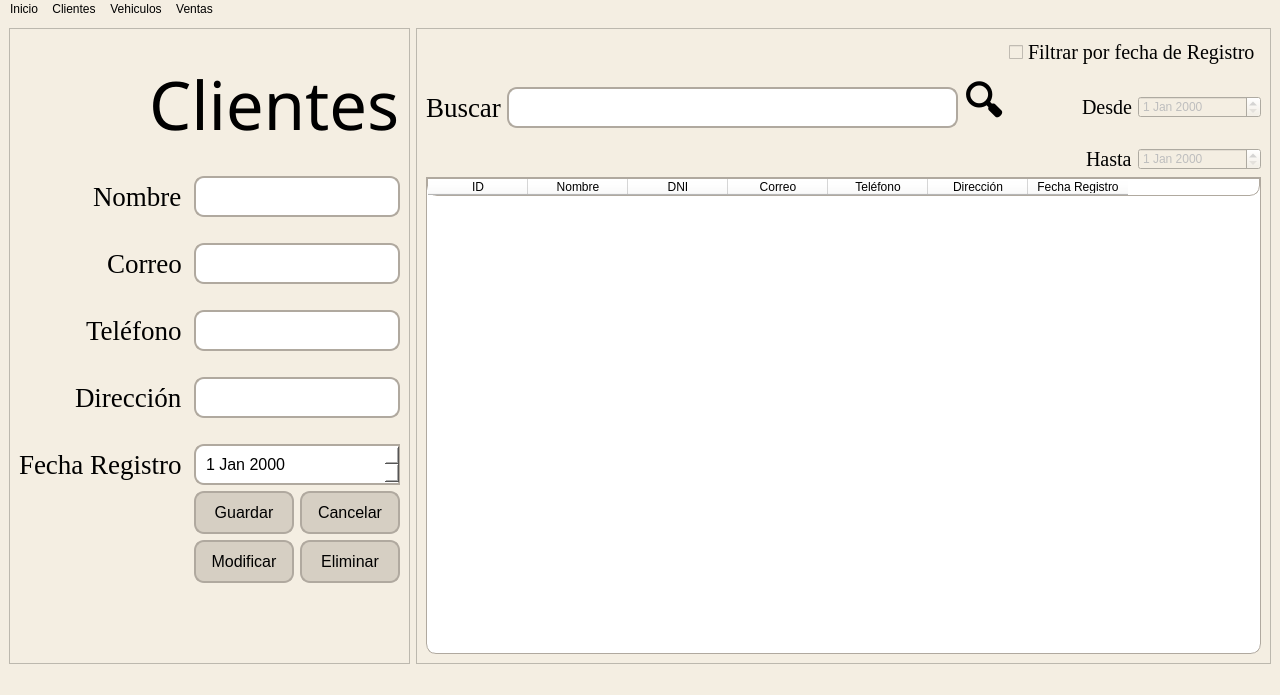
This is src/gui/cliente_2.ui in GabrielTrejo1/Prueba as Qt 5 draws it before an edit. The edited form follows.
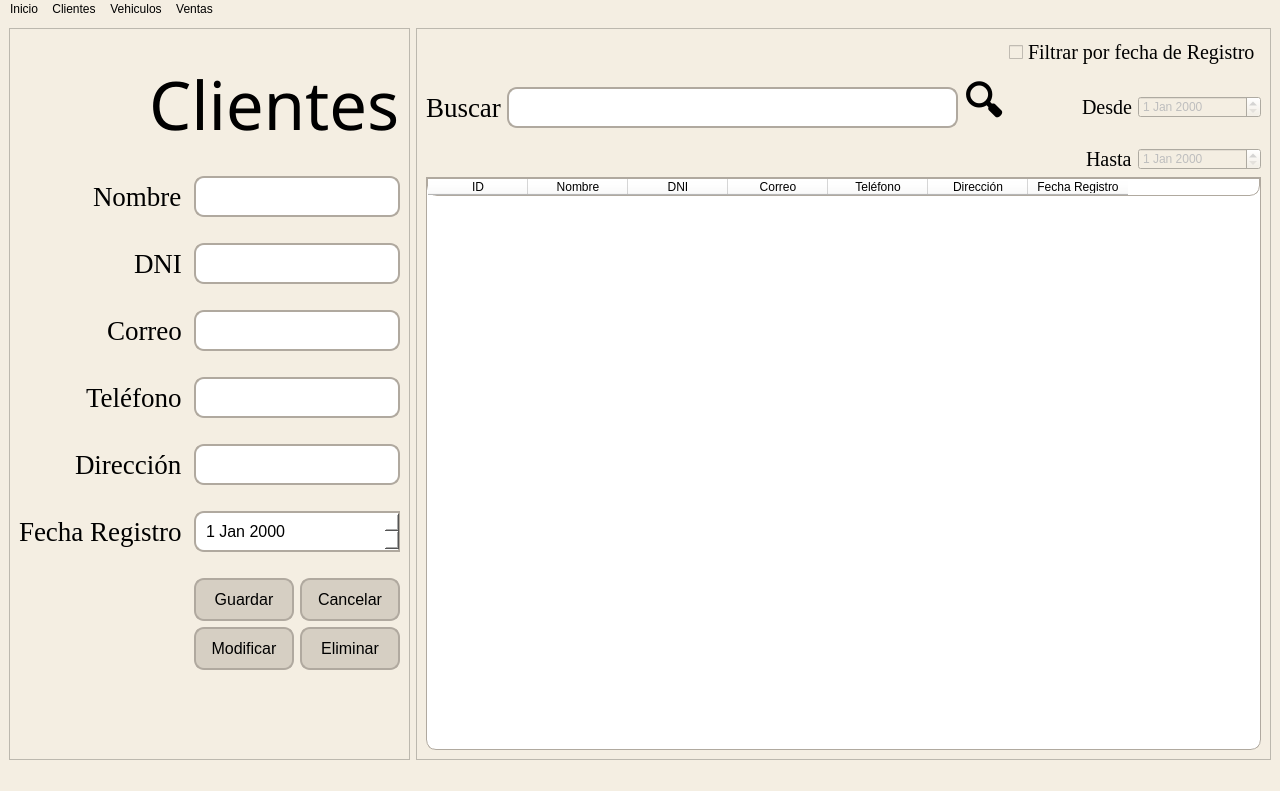
This is the edited form. Icons and pictures are not drawn.

What changed in the file:
```diff
--- a/src/gui/cliente_2.ui
+++ b/src/gui/cliente_2.ui
@@ -10,7 +10,7 @@
     <x>0</x>
     <y>0</y>
     <width>1280</width>
-    <height>695</height>
+    <height>791</height>
    </rect>
   </property>
   <property name="windowTitle">
@@ -34,109 +34,6 @@
        <enum>QFrame::Raised</enum>
       </property>
       <layout class="QGridLayout" name="gridLayout_3">
-       <item row="1" column="1">
-        <widget class="QLineEdit" name="txtBuscar">
-         <property name="font">
-          <font>
-           <pointsize>12</pointsize>
-          </font>
-         </property>
-         <property name="styleSheet">
-          <string notr="true">    QLineEdit {
-        background-color: #ffffff;
-        border: 2px solid #b0a99f;
-        border-radius: 10px;
-        padding: 8px;
-    }</string>
-         </property>
-        </widget>
-       </item>
-       <item row="1" column="2">
-        <widget class="QPushButton" name="btnBuscar">
-         <property name="font">
-          <font>
-           <pointsize>30</pointsize>
-           <weight>75</weight>
-           <bold>true</bold>
-          </font>
-         </property>
-         <property name="cursor">
-          <cursorShape>PointingHandCursor</cursorShape>
-         </property>
-         <property name="layoutDirection">
-          <enum>Qt::LeftToRight</enum>
-         </property>
-         <property name="styleSheet">
-          <string notr="true">background-color: transparent;
-border-radius: 25px;</string>
-         </property>
-         <property name="text">
-          <string>🔍</string>
-         </property>
-        </widget>
-       </item>
-       <item row="1" column="0">
-        <widget class="QLabel" name="label_7">
-         <property name="font">
-          <font>
-           <family>Liberation Serif</family>
-           <pointsize>20</pointsize>
-           <weight>50</weight>
-           <bold>false</bold>
-          </font>
-         </property>
-         <property name="styleSheet">
-          <string notr="true">background-color: transparent;
-color: black</string>
-         </property>
-         <property name="text">
-          <string>Buscar</string>
-         </property>
-        </widget>
-       </item>
-       <item row="2" column="3" alignment="Qt::AlignRight">
-        <widget class="QLabel" name="label_9">
-         <property name="font">
-          <font>
-           <family>Liberation Serif</family>
-           <pointsize>15</pointsize>
-          </font>
-         </property>
-         <property name="text">
-          <string>Hasta</string>
-         </property>
-        </widget>
-       </item>
-       <item row="1" column="4">
-        <widget class="QDateEdit" name="dtpFechaDesde">
-         <property name="enabled">
-          <bool>false</bool>
-         </property>
-         <property name="styleSheet">
-          <string notr="true">QLineEdit {
-        background-color: #ffffff; /* Color de fondo del QLineEdit */
-        border: 2px solid #b0a99f; /* Borde del QLineEdit */
-        border-radius: 10px; /* Bordes redondeados */
-        padding: 8px; /* Espaciado interno */
-        font-size: 14px; /* Tamaño de la fuente */
-        color: #333; /* Color del texto */
-    }</string>
-         </property>
-        </widget>
-       </item>
-       <item row="1" column="3" alignment="Qt::AlignRight">
-        <widget class="QLabel" name="label_8">
-         <property name="font">
-          <font>
-           <family>Liberation Serif</family>
-           <pointsize>15</pointsize>
-          </font>
-         </property>
-         <property name="text">
-          <string>Desde</string>
-         </property>
-        </widget>
-       </item>
        <item row="0" column="3" colspan="2">
         <widget class="QCheckBox" name="checkBox">
          <property name="font">
@@ -158,6 +55,12 @@
            <height>0</height>
           </size>
          </property>
+         <property name="font">
+          <font>
+           <pointsize>12</pointsize>
+           <kerning>true</kerning>
+          </font>
+         </property>
          <property name="cursor" stdset="0">
           <cursorShape>ArrowCursor</cursorShape>
          </property>
@@ -187,9 +90,33 @@
          <property name="selectionBehavior">
           <enum>QAbstractItemView::SelectRows</enum>
          </property>
+         <property name="showGrid">
+          <bool>true</bool>
+         </property>
          <property name="sortingEnabled">
           <bool>true</bool>
          </property>
+         <property name="wordWrap">
+          <bool>true</bool>
+         </property>
+         <property name="cornerButtonEnabled">
+          <bool>true</bool>
+         </property>
+         <attribute name="horizontalHeaderVisible">
+          <bool>true</bool>
+         </attribute>
+         <attribute name="horizontalHeaderHighlightSections">
+          <bool>true</bool>
+         </attribute>
+         <attribute name="horizontalHeaderShowSortIndicator" stdset="0">
+          <bool>true</bool>
+         </attribute>
+         <attribute name="verticalHeaderVisible">
+          <bool>true</bool>
+         </attribute>
+         <attribute name="verticalHeaderHighlightSections">
+          <bool>true</bool>
+         </attribute>
          <column>
           <property name="text">
            <string>ID</string>
@@ -244,6 +171,109 @@
          </property>
         </widget>
        </item>
+       <item row="1" column="2">
+        <widget class="QPushButton" name="btnBuscar">
+         <property name="font">
+          <font>
+           <pointsize>30</pointsize>
+           <weight>75</weight>
+           <bold>true</bold>
+          </font>
+         </property>
+         <property name="cursor">
+          <cursorShape>PointingHandCursor</cursorShape>
+         </property>
+         <property name="layoutDirection">
+          <enum>Qt::LeftToRight</enum>
+         </property>
+         <property name="styleSheet">
+          <string notr="true">background-color: transparent;
+border-radius: 25px;</string>
+         </property>
+         <property name="text">
+          <string>🔍</string>
+         </property>
+        </widget>
+       </item>
+       <item row="1" column="0">
+        <widget class="QLabel" name="label_7">
+         <property name="font">
+          <font>
+           <family>Liberation Serif</family>
+           <pointsize>20</pointsize>
+           <weight>50</weight>
+           <bold>false</bold>
+          </font>
+         </property>
+         <property name="styleSheet">
+          <string notr="true">background-color: transparent;
+color: black</string>
+         </property>
+         <property name="text">
+          <string>Buscar</string>
+         </property>
+        </widget>
+       </item>
+       <item row="1" column="1">
+        <widget class="QLineEdit" name="txtBuscar">
+         <property name="font">
+          <font>
+           <pointsize>12</pointsize>
+          </font>
+         </property>
+         <property name="styleSheet">
+          <string notr="true">    QLineEdit {
+        background-color: #ffffff;
+        border: 2px solid #b0a99f;
+        border-radius: 10px;
+        padding: 8px;
+    }</string>
+         </property>
+        </widget>
+       </item>
+       <item row="2" column="3" alignment="Qt::AlignRight">
+        <widget class="QLabel" name="label_9">
+         <property name="font">
+          <font>
+           <family>Liberation Serif</family>
+           <pointsize>15</pointsize>
+          </font>
+         </property>
+         <property name="text">
+          <string>Hasta</string>
+         </property>
+        </widget>
+       </item>
+       <item row="1" column="3" alignment="Qt::AlignRight">
+        <widget class="QLabel" name="label_8">
+         <property name="font">
+          <font>
+           <family>Liberation Serif</family>
+           <pointsize>15</pointsize>
+          </font>
+         </property>
+         <property name="text">
+          <string>Desde</string>
+         </property>
+        </widget>
+       </item>
+       <item row="1" column="4">
+        <widget class="QDateEdit" name="dtpFechaDesde">
+         <property name="enabled">
+          <bool>false</bool>
+         </property>
+         <property name="styleSheet">
+          <string notr="true">QLineEdit {
+        background-color: #ffffff; /* Color de fondo del QLineEdit */
+        border: 2px solid #b0a99f; /* Borde del QLineEdit */
+        border-radius: 10px; /* Bordes redondeados */
+        padding: 8px; /* Espaciado interno */
+        font-size: 14px; /* Tamaño de la fuente */
+        color: #333; /* Color del texto */
+    }</string>
+         </property>
+        </widget>
+       </item>
       </layout>
      </widget>
     </item>
@@ -256,6 +286,25 @@
        <enum>QFrame::Raised</enum>
       </property>
       <layout class="QGridLayout" name="gridLayout_2">
+       <item row="9" column="0" alignment="Qt::AlignRight">
+        <widget class="QLabel" name="label_4">
+         <property name="font">
+          <font>
+           <family>Liberation Serif</family>
+           <pointsize>20</pointsize>
+           <weight>50</weight>
+           <bold>false</bold>
+          </font>
+         </property>
+         <property name="styleSheet">
+          <string notr="true">background-color: transparent;
+color: black</string>
+         </property>
+         <property name="text">
+          <string>Teléfono</string>
+         </property>
+        </widget>
+       </item>
        <item row="1" column="0" colspan="4" alignment="Qt::AlignRight">
         <widget class="QLabel" name="label">
          <property name="font">
@@ -278,60 +327,6 @@
          </property>
         </widget>
        </item>
-       <item row="7" column="0" alignment="Qt::AlignRight">
-        <widget class="QLabel" name="label_4">
-         <property name="font">
-          <font>
-           <family>Liberation Serif</family>
-           <pointsize>20</pointsize>
-           <weight>50</weight>
-           <bold>false</bold>
-          </font>
-         </property>
-         <property name="styleSheet">
-          <string notr="true">background-color: transparent;
-color: black</string>
-         </property>
-         <property name="text">
-          <string>Teléfono</string>
-         </property>
-        </widget>
-       </item>
-       <item row="4" column="3">
-        <spacer name="horizontalSpacer">
-         <property name="orientation">
-          <enum>Qt::Horizontal</enum>
-         </property>
-         <property name="sizeType">
-          <enum>QSizePolicy::Fixed</enum>
-         </property>
-         <property name="sizeHint" stdset="0">
-          <size>
-           <width>100</width>
-           <height>20</height>
-          </size>
-         </property>
-        </spacer>
-       </item>
-       <item row="5" column="0" alignment="Qt::AlignRight">
-        <widget class="QLabel" name="label_3">
-         <property name="font">
-          <font>
-           <family>Liberation Serif</family>
-           <pointsize>20</pointsize>
-           <weight>50</weight>
-           <bold>false</bold>
-          </font>
-         </property>
-         <property name="styleSheet">
-          <string notr="true">background-color: transparent;
-color: black</string>
-         </property>
-         <property name="text">
-          <string>Correo</string>
-         </property>
-        </widget>
-       </item>
        <item row="3" column="2" colspan="2">
         <widget class="QLineEdit" name="txtNombre">
          <property name="font">
@@ -349,7 +344,7 @@
          </property>
         </widget>
        </item>
-       <item row="7" column="2" colspan="2">
+       <item row="9" column="2" colspan="2">
         <widget class="QLineEdit" name="txtTelefono">
          <property name="font">
           <font>
@@ -366,23 +361,54 @@
          </property>
         </widget>
        </item>
-       <item row="4" column="0">
-        <spacer name="verticalSpacer">
+       <item row="4" column="3">
+        <spacer name="horizontalSpacer">
          <property name="orientation">
-          <enum>Qt::Vertical</enum>
+          <enum>Qt::Horizontal</enum>
          </property>
          <property name="sizeType">
           <enum>QSizePolicy::Fixed</enum>
          </property>
          <property name="sizeHint" stdset="0">
           <size>
-           <width>20</width>
+           <width>100</width>
            <height>20</height>
           </size>
          </property>
         </spacer>
        </item>
-       <item row="13" column="3">
+       <item row="16" column="2">
+        <widget class="QPushButton" name="btnModificar">
+         <property name="enabled">
+          <bool>true</bool>
+         </property>
+         <property name="font">
+          <font>
+           <pointsize>12</pointsize>
+          </font>
+         </property>
+         <property name="cursor">
+          <cursorShape>PointingHandCursor</cursorShape>
+         </property>
+         <property name="styleSheet">
+          <string notr="true">    QPushButton {
+        background-color: #d6cfc3;
+        border: 2px solid #b0a99f;
+        border-radius: 10px;
+        padding: 10px;
+    }
+
+    QPushButton:hover {
+        background-color: #c1b1a4;
+    }
+</string>
+         </property>
+         <property name="text">
+          <string>Modificar</string>
+         </property>
+        </widget>
+       </item>
+       <item row="16" column="3">
         <widget class="QPushButton" name="btnEliminar">
          <property name="enabled">
           <bool>true</bool>
@@ -413,7 +439,7 @@
          </property>
         </widget>
        </item>
-       <item row="11" column="0" alignment="Qt::AlignRight">
+       <item row="13" column="0" alignment="Qt::AlignRight">
         <widget class="QLabel" name="label_6">
          <property name="font">
           <font>
@@ -432,38 +458,23 @@
          </property>
         </widget>
        </item>
-       <item row="13" column="2">
-        <widget class="QPushButton" name="btnModificar">
-         <property name="enabled">
-          <bool>true</bool>
+       <item row="4" column="0">
+        <spacer name="verticalSpacer">
+         <property name="orientation">
+          <enum>Qt::Vertical</enum>
          </property>
-         <property name="font">
-          <font>
-           <pointsize>12</pointsize>
-          </font>
+         <property name="sizeType">
+          <enum>QSizePolicy::Fixed</enum>
          </property>
-         <property name="cursor">
-          <cursorShape>PointingHandCursor</cursorShape>
+         <property name="sizeHint" stdset="0">
+          <size>
+           <width>20</width>
+           <height>20</height>
+          </size>
          </property>
-         <property name="styleSheet">
-          <string notr="true">    QPushButton {
-        background-color: #d6cfc3;
-        border: 2px solid #b0a99f;
-        border-radius: 10px;
-        padding: 10px;
-    }
-
-    QPushButton:hover {
-        background-color: #c1b1a4;
-    }
-</string>
-         </property>
-         <property name="text">
-          <string>Modificar</string>
-         </property>
-        </widget>
+        </spacer>
        </item>
-       <item row="8" column="2">
+       <item row="10" column="2">
         <spacer name="verticalSpacer_3">
          <property name="orientation">
           <enum>Qt::Vertical</enum>
@@ -479,26 +490,7 @@
          </property>
         </spacer>
        </item>
-       <item row="9" column="0" alignment="Qt::AlignRight">
-        <widget class="QLabel" name="label_5">
-         <property name="font">
-          <font>
-           <family>Liberation Serif</family>
-           <pointsize>20</pointsize>
-           <weight>50</weight>
-           <bold>false</bold>
-          </font>
-         </property>
-         <property name="styleSheet">
-          <string notr="true">background-color: transparent;
-color: black</string>
-         </property>
-         <property name="text">
-          <string>Dirección</string>
-         </property>
-        </widget>
-       </item>
-       <item row="6" column="2">
+       <item row="8" column="2">
         <spacer name="verticalSpacer_2">
          <property name="orientation">
           <enum>Qt::Vertical</enum>
@@ -514,7 +506,24 @@
          </property>
         </spacer>
        </item>
-       <item row="15" column="2">
+       <item row="11" column="2" colspan="2">
+        <widget class="QLineEdit" name="txtDireccion">
+         <property name="font">
+          <font>
+           <pointsize>12</pointsize>
+          </font>
+         </property>
+         <property name="styleSheet">
+          <string notr="true">    QLineEdit {
+        background-color: #ffffff;
+        border: 2px solid #b0a99f;
+        border-radius: 10px;
+        padding: 8px;
+    }</string>
+         </property>
+        </widget>
+       </item>
+       <item row="18" column="2">
         <spacer name="verticalSpacer_6">
          <property name="orientation">
           <enum>Qt::Vertical</enum>
@@ -527,84 +536,42 @@
          </property>
         </spacer>
        </item>
-       <item row="9" column="2" colspan="2">
-        <widget class="QLineEdit" name="txtDireccion">
-         <property name="font">
-          <font>
-           <pointsize>12</pointsize>
-          </font>
-         </property>
-         <property name="styleSheet">
-          <string notr="true">    QLineEdit {
-        background-color: #ffffff;
-        border: 2px solid #b0a99f;
-        border-radius: 10px;
-        padding: 8px;
-    }</string>
-         </property>
-        </widget>
-       </item>
-       <item row="10" column="2">
-        <spacer name="verticalSpacer_4">
-         <property name="orientation">
-          <enum>Qt::Vertical</enum>
-         </property>
-         <property name="sizeType">
-          <enum>QSizePolicy::Fixed</enum>
-         </property>
-         <property name="sizeHint" stdset="0">
-          <size>
-           <width>20</width>
-           <height>20</height>
-          </size>
-         </property>
-        </spacer>
-       </item>
-       <item row="14" column="0" colspan="4" alignment="Qt::AlignRight">
-        <widget class="QLabel" name="lblModificar">
-         <property name="font">
-          <font>
-           <family>Liberation Serif</family>
-           <pointsize>20</pointsize>
-          </font>
-         </property>
-         <property name="styleSheet">
-          <string notr="true">color: rgb(255, 170, 0)</string>
-         </property>
-         <property name="text">
-          <string/>
-         </property>
-        </widget>
-       </item>
        <item row="12" column="2">
-        <widget class="QPushButton" name="btnGuardar">
+        <spacer name="verticalSpacer_4">
+         <property name="orientation">
+          <enum>Qt::Vertical</enum>
+         </property>
+         <property name="sizeType">
+          <enum>QSizePolicy::Fixed</enum>
+         </property>
+         <property name="sizeHint" stdset="0">
+          <size>
+           <width>20</width>
+           <height>20</height>
+          </size>
+         </property>
+        </spacer>
+       </item>
+       <item row="11" column="0" alignment="Qt::AlignRight">
+        <widget class="QLabel" name="label_5">
          <property name="font">
           <font>
-           <pointsize>12</pointsize>
+           <family>Liberation Serif</family>
+           <pointsize>20</pointsize>
+           <weight>50</weight>
+           <bold>false</bold>
           </font>
          </property>
-         <property name="cursor">
-          <cursorShape>PointingHandCursor</cursorShape>
-         </property>
          <property name="styleSheet">
-          <string notr="true">    QPushButton {
-        background-color: #d6cfc3;
-        border: 2px solid #b0a99f;
-        border-radius: 10px;
-        padding: 10px;
-    }
-
-    QPushButton:hover {
-        background-color: #c1b1a4;
-    }
-</string>
+          <string notr="true">background-color: transparent;
+color: black</string>
          </property>
          <property name="text">
-          <string>Guardar</string>
+          <string>Dirección</string>
          </property>
         </widget>
        </item>
-       <item row="11" column="2" colspan="2">
+       <item row="13" column="2" colspan="2">
         <widget class="QDateEdit" name="dtpFechaRegistro">
          <property name="font">
           <font>
@@ -625,24 +592,51 @@
          </property>
         </widget>
        </item>
-       <item row="5" column="2" colspan="2">
-        <widget class="QLineEdit" name="txtCorreo">
+       <item row="15" column="2">
+        <widget class="QPushButton" name="btnGuardar">
          <property name="font">
           <font>
            <pointsize>12</pointsize>
           </font>
          </property>
+         <property name="cursor">
+          <cursorShape>PointingHandCursor</cursorShape>
+         </property>
          <property name="styleSheet">
-          <string notr="true">    QLineEdit {
-        background-color: #ffffff;
+          <string notr="true">    QPushButton {
+        background-color: #d6cfc3;
         border: 2px solid #b0a99f;
         border-radius: 10px;
-        padding: 8px;
-    }</string>
+        padding: 10px;
+    }
+
+    QPushButton:hover {
+        background-color: #c1b1a4;
+    }
+</string>
          </property>
+         <property name="text">
+          <string>Guardar</string>
+         </property>
         </widget>
        </item>
-       <item row="12" column="3">
+       <item row="17" column="0" colspan="4" alignment="Qt::AlignRight">
+        <widget class="QLabel" name="lblModificar">
+         <property name="font">
+          <font>
+           <family>Liberation Serif</family>
+           <pointsize>20</pointsize>
+          </font>
+         </property>
+         <property name="styleSheet">
+          <string notr="true">color: rgb(255, 170, 0)</string>
+         </property>
+         <property name="text">
+          <string/>
+         </property>
+        </widget>
+       </item>
+       <item row="15" column="3">
         <widget class="QPushButton" name="btnCancelar">
          <property name="font">
           <font>
@@ -681,8 +675,7 @@
           </font>
          </property>
          <property name="styleSheet">
-          <string notr="true">background-color: transparent;
-color: black</string>
+          <string notr="true"/>
          </property>
          <property name="text">
           <string>Nombre</string>
@@ -737,6 +730,107 @@
          </property>
         </spacer>
        </item>
+       <item row="5" column="0" alignment="Qt::AlignRight">
+        <widget class="QLabel" name="label_10">
+         <property name="font">
+          <font>
+           <family>Liberation Serif</family>
+           <pointsize>20</pointsize>
+          </font>
+         </property>
+         <property name="styleSheet">
+          <string notr="true"/>
+         </property>
+         <property name="text">
+          <string>DNI</string>
+         </property>
+        </widget>
+       </item>
+       <item row="6" column="2">
+        <spacer name="verticalSpacer_8">
+         <property name="orientation">
+          <enum>Qt::Vertical</enum>
+         </property>
+         <property name="sizeType">
+          <enum>QSizePolicy::Fixed</enum>
+         </property>
+         <property name="sizeHint" stdset="0">
+          <size>
+           <width>20</width>
+           <height>20</height>
+          </size>
+         </property>
+        </spacer>
+       </item>
+       <item row="7" column="0" alignment="Qt::AlignRight">
+        <widget class="QLabel" name="label_3">
+         <property name="font">
+          <font>
+           <family>Liberation Serif</family>
+           <pointsize>20</pointsize>
+           <weight>50</weight>
+           <bold>false</bold>
+          </font>
+         </property>
+         <property name="styleSheet">
+          <string notr="true">background-color: transparent;
+color: black</string>
+         </property>
+         <property name="text">
+          <string>Correo</string>
+         </property>
+        </widget>
+       </item>
+       <item row="7" column="2" colspan="2">
+        <widget class="QLineEdit" name="txtCorreo">
+         <property name="font">
+          <font>
+           <pointsize>12</pointsize>
+          </font>
+         </property>
+         <property name="styleSheet">
+          <string notr="true">    QLineEdit {
+        background-color: #ffffff;
+        border: 2px solid #b0a99f;
+        border-radius: 10px;
+        padding: 8px;
+    }</string>
+         </property>
+        </widget>
+       </item>
+       <item row="5" column="2" colspan="2">
+        <widget class="QLineEdit" name="txtDNI">
+         <property name="font">
+          <font>
+           <pointsize>12</pointsize>
+          </font>
+         </property>
+         <property name="styleSheet">
+          <string notr="true">    QLineEdit {
+        background-color: #ffffff;
+        border: 2px solid #b0a99f;
+        border-radius: 10px;
+        padding: 8px;
+    }</string>
+         </property>
+        </widget>
+       </item>
+       <item row="14" column="2">
+        <spacer name="verticalSpacer_9">
+         <property name="orientation">
+          <enum>Qt::Vertical</enum>
+         </property>
+         <property name="sizeType">
+          <enum>QSizePolicy::Fixed</enum>
+         </property>
+         <property name="sizeHint" stdset="0">
+          <size>
+           <width>20</width>
+           <height>20</height>
+          </size>
+         </property>
+        </spacer>
+       </item>
       </layout>
      </widget>
     </item>
@@ -748,7 +842,7 @@
      <x>0</x>
      <y>0</y>
      <width>1280</width>
-     <height>22</height>
+     <height>21</height>
     </rect>
    </property>
    <widget class="QMenu" name="menuClientes">
```
Left out of the diff: 98 changed lines with no effect on the pictures.
